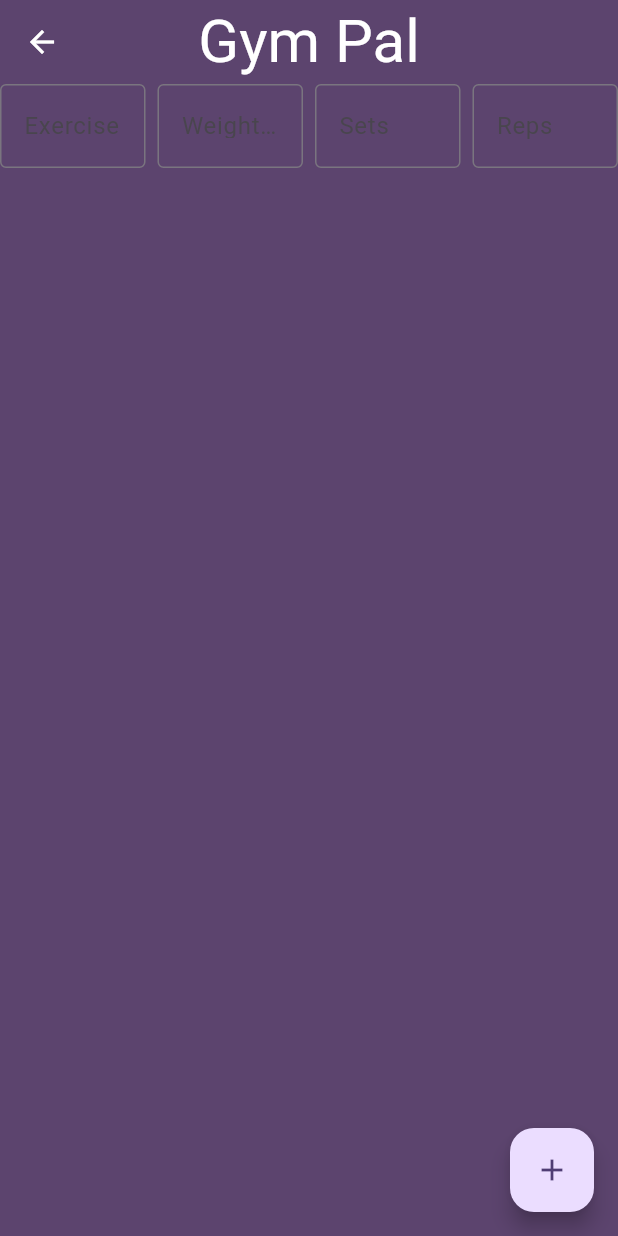
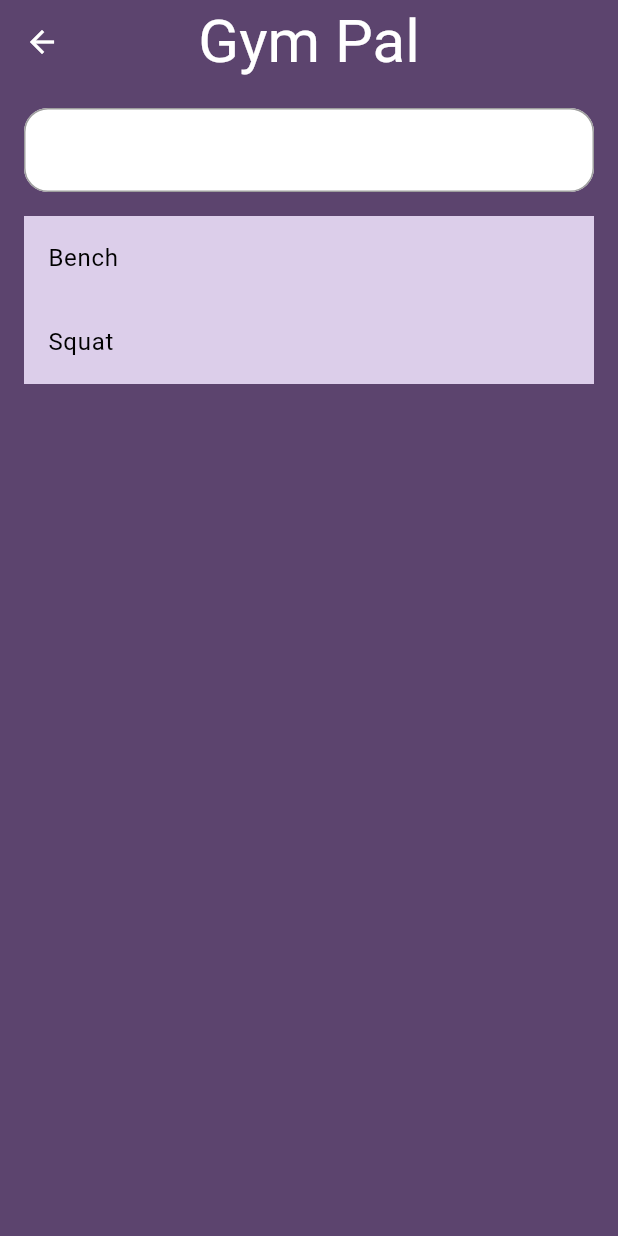
Before and after one commit to Justin-Moretto/gym_app, a Flutter app: the screen it shows after launch, after a tap on "Workout History", on a phone screen of 412 x 824 dp. Run offline on Flutter 3.47's test engine with Material 3 defaults, Android fonts, the phone set to English and light mode, and no system bars.

Commit message:
added searchbar to log_workout_page and improved styling of the page

```diff
--- a/lib/data_models.dart
+++ b/lib/data_models.dart
@@ -1,10 +1,9 @@
-
 class ExerciseModel {
   final String name;
   int weight;
   int reps;
   int sets;
-  // List<MuscleModel> musclesTargeted = [],
+  List<MuscleModel> musclesTargeted = [];
   DateTime? timeLastLogged;
 
   ExerciseModel({
@@ -26,7 +25,6 @@ class MuscleGroupModel {
     // required List<MuscleModel> muscles,
     this.imagePath = "assets/absImage.jpg",
   });
-
 }
 
 class MuscleModel {
--- a/lib/log_workout_page.dart
+++ b/lib/log_workout_page.dart
@@ -1,7 +1,7 @@
 import 'package:flutter/material.dart';
 import 'package:flutter/services.dart';
 import 'package:gym_app/custom_widgets.dart';
-import 'package:gym_app/old_main.dart';
+import 'package:gym_app/data_models.dart';
 
 class LogWorkoutPage extends StatefulWidget {
   const LogWorkoutPage({super.key});
@@ -11,80 +11,153 @@ class LogWorkoutPage extends StatefulWidget {
 }
 
 class _LogWorkoutPageState extends State<LogWorkoutPage> {
-  final TextEditingController exerciseController = TextEditingController();
+  final TextEditingController searchController = TextEditingController();
+  final TextEditingController weightController = TextEditingController();
   final TextEditingController setsController = TextEditingController();
   final TextEditingController repsController = TextEditingController();
 
+  String? selectedExerciseName;
+
+  late final List<ExerciseModel> placeholderData;
+  List<ExerciseModel> filteredExercises = [];
+
+  @override
+  void initState() {
+    super.initState();
+    placeholderData = [
+      ExerciseModel(
+        name: "Bench",
+        musclesTargeted: [
+          MuscleModel(name: "Pectorals", muscleGroup: "upper body"),
+          MuscleModel(name: "Triceps", muscleGroup: "upper body"),
+        ],
+      ),
+      ExerciseModel(
+        name: "Squat",
+        musclesTargeted: [
+          MuscleModel(name: "Quads", muscleGroup: "lower body"),
+          MuscleModel(name: "Glutes", muscleGroup: "lower body"),
+        ],
+      ),
+    ];
+    filteredExercises = List.from(placeholderData);
+
+    searchController.addListener(() {
+      final query = searchController.text.toLowerCase();
+      setState(() {
+        filteredExercises =
+            placeholderData
+                .where(
+                  (exercise) => exercise.name.toLowerCase().contains(query),
+                )
+                .toList();
+      });
+    });
+  }
+
   @override
   Widget build(BuildContext context) {
-    return Scaffold(
-      backgroundColor: Color(0xFF5C446E),
-      appBar: GymPalAppBar(),
-      body: Row(
-        children: [
-          // Exercise Text Field
-          Expanded(
-            child: TextField(
-              controller: exerciseController,
-              decoration: InputDecoration(
-                labelText: 'Exercise',
-                border: OutlineInputBorder(),
+    Widget exerciseContent;
+
+    if (selectedExerciseName == null) {
+      exerciseContent = Expanded(
+        child: ListView.builder(
+          itemCount: filteredExercises.length,
+          itemBuilder: (context, index) {
+            final exercise = filteredExercises[index];
+            return Container(
+              color: const Color(0xFFDCCEEA),
+              child: ListTile(
+                title: Text(
+                  exercise.name,
+                  style: const TextStyle(color: Colors.black),
+                ),
+                onTap: () {
+                  setState(() {
+                    selectedExerciseName = exercise.name;
+                  });
+                },
               ),
+            );
+          },
+        ),
+      );
+    } else {
+      exerciseContent = Expanded(
+        child: Column(
+          crossAxisAlignment: CrossAxisAlignment.stretch,
+          children: [
+            Text(
+              "Logging: $selectedExerciseName",
+              style: const TextStyle(fontSize: 18, color: Colors.white),
             ),
-          ),
-          SizedBox(width: 8),
-
-          // Weight Text Field (Only numbers)
-          Expanded(
-            child: TextField(
+            const SizedBox(height: 16),
+            const Text('Weight (lbs)', style: TextStyle(color: Colors.white)),
+            TextField(
+              controller: weightController,
+              keyboardType: TextInputType.number,
+              inputFormatters: [FilteringTextInputFormatter.digitsOnly],
+              decoration: const InputDecoration(hintText: 'Enter weight'),
+            ),
+            const SizedBox(height: 12),
+            const Text('Sets', style: TextStyle(color: Colors.white)),
+            TextField(
               controller: setsController,
               keyboardType: TextInputType.number,
               inputFormatters: [FilteringTextInputFormatter.digitsOnly],
-              decoration: InputDecoration(
-                labelText: 'Weight (lbs)',
-                border: OutlineInputBorder(),
-              ),
+              decoration: const InputDecoration(hintText: 'Enter sets'),
             ),
-          ),
-          SizedBox(width: 8),
-
-          // Sets Text Field (Only numbers)
-          Expanded(
-            child: TextField(
-              controller: setsController,
-              keyboardType: TextInputType.number,
-              inputFormatters: [FilteringTextInputFormatter.digitsOnly],
-              decoration: InputDecoration(
-                labelText: 'Sets',
-                border: OutlineInputBorder(),
-              ),
-            ),
-          ),
-          SizedBox(width: 8),
-
-          // Reps Text Field (Only numbers)
-          Expanded(
-            child: TextField(
+            const SizedBox(height: 12),
+            const Text('Reps', style: TextStyle(color: Colors.white)),
+            TextField(
               controller: repsController,
               keyboardType: TextInputType.number,
               inputFormatters: [FilteringTextInputFormatter.digitsOnly],
-              decoration: InputDecoration(
-                labelText: 'Reps',
-                border: OutlineInputBorder(),
+              decoration: const InputDecoration(hintText: 'Enter reps'),
+            ),
+            const SizedBox(height: 20),
+            ElevatedButton(
+              onPressed: () {
+                print(
+                  "Logged: $selectedExerciseName - ${weightController.text} lbs, ${setsController.text} sets, ${repsController.text} reps",
+                );
+              },
+              child: const Text("Log Workout"),
+            ),
+            TextButton(
+              onPressed: () {
+                setState(() {
+                  selectedExerciseName = null;
+                  searchController.clear();
+                });
+              },
+              child: const Text(
+                "Cancel",
+                style: TextStyle(color: Colors.white),
               ),
             ),
-          ),
-        ],
-      ),
-      floatingActionButton: FloatingActionButton(
-        onPressed: () {
-          Navigator.push(
-            context,
-            MaterialPageRoute(builder: (context) => const MyHomePage()),
-          );
-        },
-        tooltip: 'Increment',
-        child: const Icon(Icons.add),
+          ],
+        ),
+      );
+    }
+
+    return Scaffold(
+      backgroundColor: const Color(0xFF5C446E),
+      appBar: const GymPalAppBar(),
+      body: Padding(
+        padding: const EdgeInsets.all(16.0),
+        child: Column(
+          crossAxisAlignment: CrossAxisAlignment.start,
+          children: [
+            TextField(
+              controller: searchController,
+              style: const TextStyle(color: Colors.black),
+              decoration: const InputDecoration(labelText: 'Search exercises'),
+            ),
+            const SizedBox(height: 16),
+            exerciseContent,
+          ],
+        ),
       ),
     );
   }
--- a/lib/main.dart
+++ b/lib/main.dart
@@ -12,9 +12,29 @@ class MyApp extends StatelessWidget {
   @override
   Widget build(BuildContext context) {
     return MaterialApp(
-      title: 'Flutter Demo',
+      title: 'Gym App',
       theme: ThemeData(
         colorScheme: ColorScheme.fromSeed(seedColor: Colors.deepPurple),
+        inputDecorationTheme: const InputDecorationTheme(
+          labelStyle: TextStyle(color: Colors.white),
+          floatingLabelStyle: TextStyle(
+            backgroundColor: Colors.white,
+            color: Colors.black,
+            fontWeight: FontWeight.bold,
+            fontSize: 14,
+          ),
+          contentPadding: EdgeInsets.symmetric(horizontal: 12, vertical: 16),
+          enabledBorder: OutlineInputBorder(
+            borderRadius: BorderRadius.all(Radius.circular(16)),
+            borderSide: BorderSide(color: Colors.grey),
+          ),
+          focusedBorder: OutlineInputBorder(
+            borderRadius: BorderRadius.all(Radius.circular(16)),
+            borderSide: BorderSide(color: Colors.deepPurple),
+          ),
+          filled: true,
+          fillColor: Colors.white,
+        ),
       ),
       home: const MyHomePage(),
     );
```
